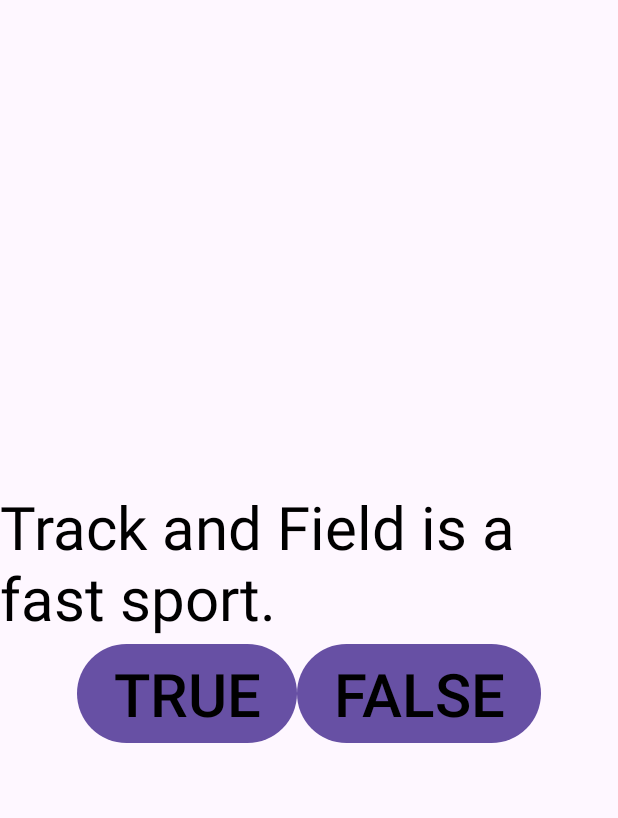
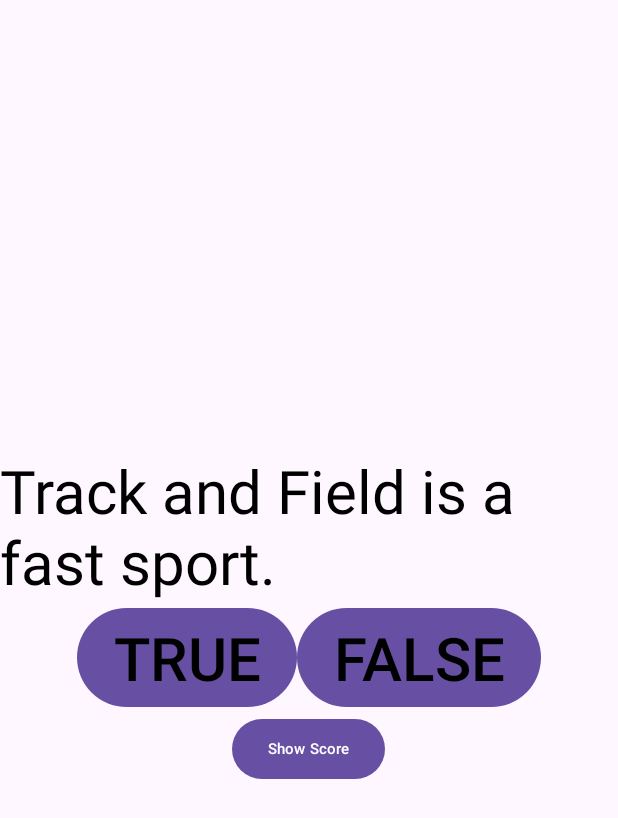
Before and after one commit to cdpayne783/QuizAppTrackandFieldCDP, an Android app: the screen it shows after launch (MainActivity), on a phone screen of 412 x 824 dp. Shown: the top 818 px of the screen. Run offline under Robolectric (Android 15) with nearby library versions, the phone set to English and light mode, and no system bars.

Commit message:
Added a score button and calculate score

```diff
--- a/app/src/main/AndroidManifest.xml
+++ b/app/src/main/AndroidManifest.xml
@@ -13,6 +13,9 @@
         android:theme="@style/Theme.QuizAppTrackandFieldCDP"
         tools:targetApi="31">
         <activity
+            android:name=".ScoreActivity"
+            android:exported="false" />
+        <activity
             android:name=".MainActivity"
             android:exported="true">
             <intent-filter>
--- a/app/src/main/java/org/forestpark/quizapptrackandfieldcdp/MainActivity.java
+++ b/app/src/main/java/org/forestpark/quizapptrackandfieldcdp/MainActivity.java
@@ -2,6 +2,8 @@ package org.forestpark.quizapptrackandfieldcdp;
 
 import androidx.appcompat.app.AppCompatActivity;
 
+import android.content.Context;
+import android.content.Intent;
 import android.os.Bundle;
 import android.view.View;
 import android.widget.Button;
@@ -13,6 +15,10 @@ public class MainActivity extends AppCompatActivity {
     TextView questionTV;
     Button falseBTN;
     Button trueBTN;
+    Button scoreBTN;
+
+    int score;
+
 
     @Override
     protected void onCreate(Bundle savedInstanceState) {
@@ -22,6 +28,8 @@ public class MainActivity extends AppCompatActivity {
         questionTV = (TextView) findViewById(R.id.questionTV);
         falseBTN = (Button) findViewById(R.id.falseBTN);
         trueBTN = (Button) findViewById(R.id.trueBTN);
+        scoreBTN = (Button) findViewById(R.id.scoreBTN);
+        score = 0;
 
         falseBTN.setOnClickListener(new View.OnClickListener() {
             @Override
@@ -38,10 +46,18 @@ public class MainActivity extends AppCompatActivity {
             public void onClick (View view){
                 CharSequence text = "You are correct! Congrats!";
                 int duration = Toast.LENGTH_SHORT;
-
+                score++;
                 Toast toast = Toast.makeText(getApplicationContext(), text, duration);
                 toast.show();
             }
         });
+        scoreBTN.setOnClickListener(new View.OnClickListener() {
+            @Override
+            public void onClick(View view) {
+              Intent scoreIntent = new Intent(MainActivity.this, ScoreActivity.class);
+              scoreIntent.putExtra("score", score);
+              startActivity(scoreIntent);
+            }
+        });
     }
 }
--- a/app/src/main/res/layout/activity_main.xml
+++ b/app/src/main/res/layout/activity_main.xml
@@ -36,5 +36,12 @@
             android:id="@+id/falseBTN"/>
     </LinearLayout>
 
+        <Button
+            android:layout_width="wrap_content"
+            android:layout_height="wrap_content"
+            android:text="Show Score"
+            android:textSize="10dp"
+            android:textColor="@color/white"
+            android:id="@+id/scoreBTN"/>
 
 </LinearLayout>
```
Also changed, not shown: app/src/main/java/org/forestpark/quizapptrackandfieldcdp/ScoreActivity.java (added, +26 -0 lines), app/src/main/res/layout/activity_score.xml (added, +16 -0 lines).
